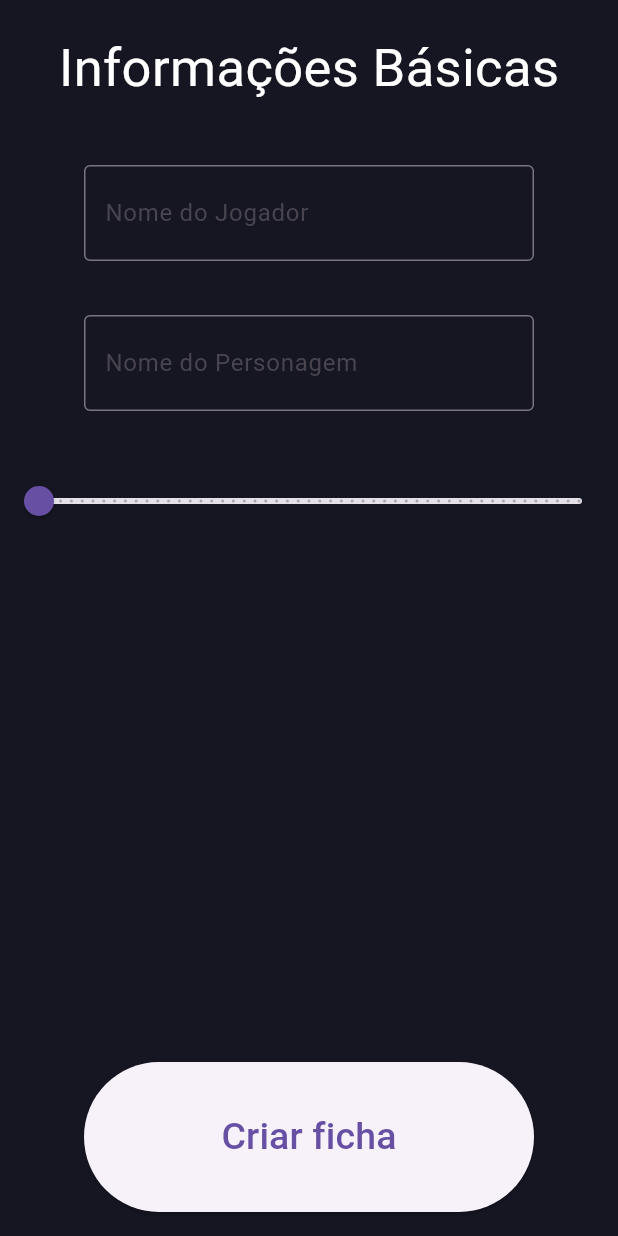
After one commit to Quarteto-fandardigo/RMTools, a Flutter app: the TelaFicha screen opened directly, after a tap on "Adicionar ficha", on a phone screen of 412 x 824 dp. The commit adds this screen. Run offline on Flutter 3.47's test engine with Material 3 defaults, Android fonts, the phone set to English and light mode, and no system bars.

Commit message:
fiz a tela de adicionar ficha

```diff
--- /dev/null
+++ b/lib/pages/tela_fichabasica.dart
@@ -0,0 +1,128 @@
+import 'package:flutter/material.dart';
+import 'package:rmtools/pages/tela_listafichas.dart';
+import 'package:rmtools/model/fichaModel/ficha.dart';
+
+class TelaFichabasica extends StatefulWidget {
+  const TelaFichabasica({super.key});
+
+  @override
+  State<TelaFichabasica> createState() => _TelaFichabasicaState();
+}
+
+class _TelaFichabasicaState extends State<TelaFichabasica> {
+  final nomeJogador = TextEditingController();
+  final nomePersonagem = TextEditingController();
+  double valorNP = 0;
+
+  @override
+  Widget build(BuildContext context) {
+    return Scaffold(
+      backgroundColor: const Color.fromARGB(255, 21, 22, 34),
+      body: Align(
+        alignment: Alignment.topCenter,
+        child: Padding(
+          padding: const EdgeInsets.only(top: 20),
+          child: Column(
+            mainAxisSize: MainAxisSize.min,
+            children: [
+
+
+              //***Titulo***
+              Text(
+                "Informações Básicas",
+                style: TextStyle(
+                  fontSize: 35,
+                  color: Colors.white,
+                ),
+              ),
+
+
+              //***espaçamento***
+              const SizedBox(height: 40),
+
+
+              //***Campo Nome Jogador ***
+              Center(
+                child: SizedBox(
+                  width: 300,
+                  height: 100,
+                  child: TextField(
+                    style: TextStyle(
+                      color: Colors.white,
+                    ),
+                    controller: nomeJogador,
+                    decoration:
+                    InputDecoration(
+                      labelText: "Nome do Jogador",
+                      border: OutlineInputBorder(),
+                      contentPadding: EdgeInsets.symmetric(vertical: 20, horizontal: 10)
+                    )
+                  )
+                ),
+              ),
+
+
+              //***Campo Nome Personagem ***
+              Center(
+                child: SizedBox(
+                  width: 300,
+                  height: 100,
+                  child: TextField(
+                    style: TextStyle(
+                      color: Colors.white,
+                    ),
+                    controller: nomePersonagem,
+                    decoration:
+                    InputDecoration(
+                      labelText: "Nome do Personagem",
+                      border: OutlineInputBorder(),
+                      contentPadding: EdgeInsets.symmetric(vertical: 20, horizontal: 10),
+                    )
+                  )
+                ),
+              ),
+
+
+              //***Slider***
+              Slider(
+                value: valorNP,
+                min: 0,
+                max: 50,
+                divisions: 50,
+                label: valorNP.round().toString(),
+                onChanged: (novoValor){
+                  setState(() {
+                    valorNP = novoValor;
+                  });
+                }
+              ),
+
+
+              //***espaçamento***
+              const SizedBox(height: 350),
+
+
+              //***Botao Criar Ficha***
+              ElevatedButton(
+                style: ElevatedButton.styleFrom(
+                  minimumSize: const Size(300, 100),
+                ),
+                onPressed: () {
+                  final teste = Ficha.criar(
+                    np: valorNP,
+                    nomeJogador: nomeJogador.text,
+                    nomePersonagem: nomePersonagem.text
+                  );
+                },
+                child: const Text(
+                  "Criar ficha",
+                  style: TextStyle(fontSize: 25),
+                ),
+              ),
+            ]
+          )
+        )
+      )
+    );
+  }
+}
--- a/lib/pages/tela_ficha.dart
+++ b/lib/pages/tela_listafichas.dart
@@ -1,4 +1,5 @@
 import 'package:flutter/material.dart';
+import 'package:rmtools/pages/tela_fichabasica.dart';
 import 'package:rmtools/pages/tela_principal.dart';
 
 
@@ -11,7 +12,7 @@ class TelaFicha extends StatefulWidget {
 
 
 class _TelaFichaState extends State<TelaFicha> {
-  List<String> fichas = ["Herói 1", "Herói 2", "Herói 2", "Herói 2", "Herói 2", "Herói 2", "Herói 2", "Herói 2", "Herói 2", "Herói 2", "Herói 2", "Herói 2"];
+  List<String> fichas = [];
 
   @override
   Widget build(BuildContext context) {
@@ -69,18 +70,21 @@ class _TelaFichaState extends State<TelaFicha> {
 
 
 
-              //***Botão Criar ficha***
+              //***Botão Adicionar ficha***
               ElevatedButton(
                 style: ElevatedButton.styleFrom(
                   minimumSize: const Size(300, 100),
                 ),
                 onPressed: () {
-                  setState(() {
-                    fichas.add("Herói ${fichas.length + 1}");
-                  });
+                  Navigator.push(
+                    context,
+                    MaterialPageRoute(
+                      builder: (context) => TelaFichabasica()
+                    )
+                  );
                 },
                 child: const Text(
-                  "Criar ficha",
+                  "Adicionar ficha",
                   style: TextStyle(fontSize: 25),
                 ),
               ),
--- a/lib/pages/tela_principal.dart
+++ b/lib/pages/tela_principal.dart
@@ -1,6 +1,6 @@
 // ignore_for_file: file_names
 import 'package:flutter/material.dart';
-import 'package:rmtools/pages/tela_ficha.dart';
+import 'package:rmtools/pages/tela_listafichas.dart';
 
 
 class TelaPrincipal extends StatelessWidget{
```
Also changed, not shown: lib/pages/main.dart (+6 -1 lines), lib/pages/tela_mestragem.dart (deleted).
